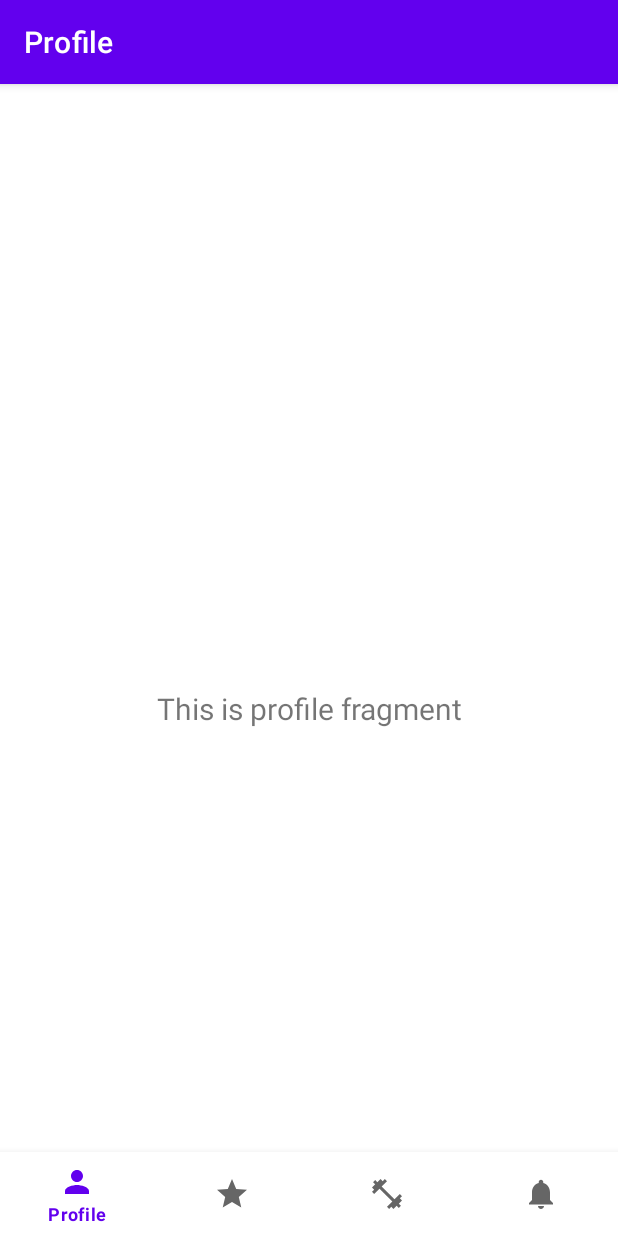
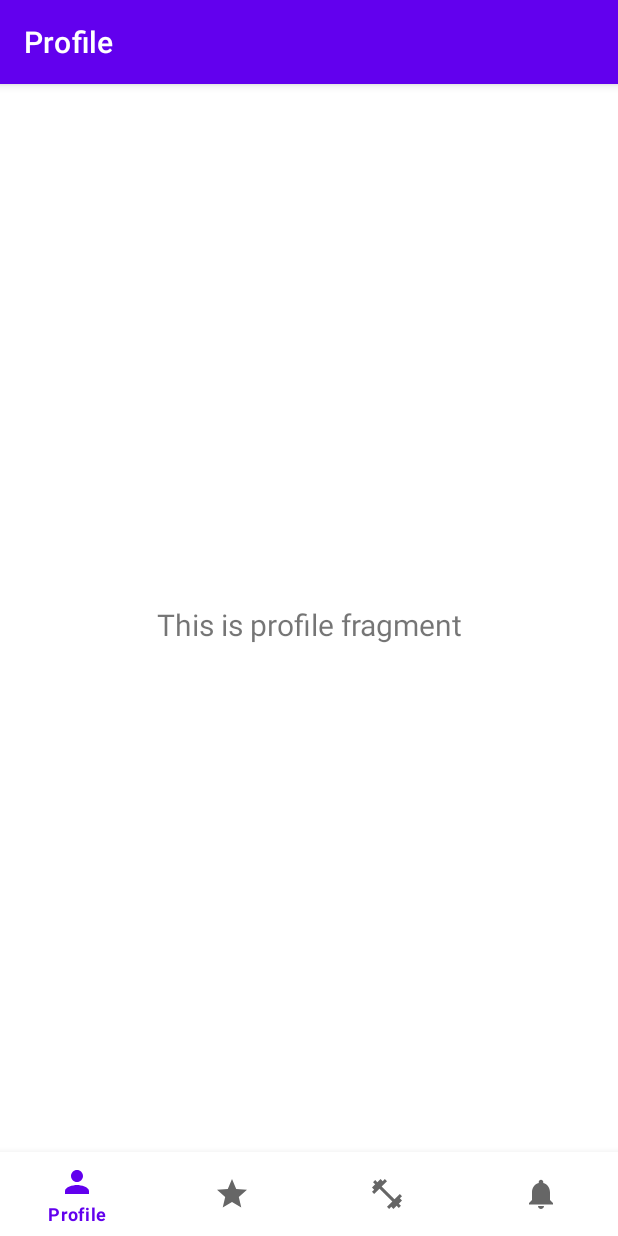
Before and after one commit to jaimegalanmartinez/sportsMAD, an Android app: the screen it shows after launch (MainActivity), on a phone screen of 412 x 824 dp. Run offline under Robolectric (Android 15) with nearby library versions, the phone set to English and light mode, and no system bars; our stand-ins replace navigation-ui.

Commit message:
Fixed2
All basic functionalities.Problem with top of recycler view

```diff
--- a/app/src/main/java/com/mdp/sportsmad/SportCenterDetails.java
+++ b/app/src/main/java/com/mdp/sportsmad/SportCenterDetails.java
@@ -49,10 +49,10 @@ public class SportCenterDetails extends AppCompatActivity {
             public void onClick(View view) {
                 Gson gson = new Gson();
                 String myJson = gson.toJson(sportCenter);
-                /*Intent i = new Intent(SportCenterDetails.this, com.mdp.sportsmad.MapsActivity.class);
+                Intent i = new Intent(SportCenterDetails.this, com.mdp.sportsmad.MapsActivity.class);
                 i.putExtra("sportCenter", myJson);
                 startActivity(i); //TODO add mapActivity class
-                */
+
             }
         });
         schedule= (TextView) findViewById(R.id.schedule);
--- a/app/src/main/res/layout/activity_main.xml
+++ b/app/src/main/res/layout/activity_main.xml
@@ -1,33 +1,46 @@
 <?xml version="1.0" encoding="utf-8"?>
-<androidx.constraintlayout.widget.ConstraintLayout xmlns:android="http://schemas.android.com/apk/res/android"
+<RelativeLayout xmlns:android="http://schemas.android.com/apk/res/android"
     xmlns:app="http://schemas.android.com/apk/res-auto"
+    xmlns:tools="http://schemas.android.com/tools"
     android:id="@+id/container"
     android:layout_width="match_parent"
     android:layout_height="match_parent"
     android:paddingTop="?attr/actionBarSize">
 
-    <com.google.android.material.bottomnavigation.BottomNavigationView
-        android:id="@+id/nav_view"
-        android:layout_width="0dp"
-        android:layout_height="wrap_content"
-        android:layout_marginStart="0dp"
-        android:layout_marginEnd="0dp"
-        android:background="?android:attr/windowBackground"
-        app:layout_constraintBottom_toBottomOf="parent"
-        app:layout_constraintLeft_toLeftOf="parent"
-        app:layout_constraintRight_toRightOf="parent"
-        app:menu="@menu/bottom_nav_menu" />
-
     <fragment
         android:id="@+id/nav_host_fragment_activity_main"
         android:name="androidx.navigation.fragment.NavHostFragment"
-        android:layout_width="match_parent"
-        android:layout_height="match_parent"
+        android:layout_width="400dp"
+        android:layout_height="541dp"
+        android:layout_above="@+id/nav_view"
+        android:layout_alignParentStart="true"
+        android:layout_alignParentTop="true"
+        android:layout_alignParentEnd="true"
+        android:layout_marginStart="0dp"
+        android:layout_marginTop="-56dp"
+        android:layout_marginEnd="0dp"
+        android:layout_marginBottom="0dp"
         app:defaultNavHost="true"
-        app:layout_constraintBottom_toTopOf="@id/nav_view"
+        app:layout_constraintHorizontal_bias="0.0"
         app:layout_constraintLeft_toLeftOf="parent"
         app:layout_constraintRight_toRightOf="parent"
         app:layout_constraintTop_toTopOf="parent"
         app:navGraph="@navigation/mobile_navigation" />
 
-</androidx.constraintlayout.widget.ConstraintLayout>
+    <com.google.android.material.bottomnavigation.BottomNavigationView
+        android:id="@+id/nav_view"
+        android:layout_width="match_parent"
+        android:layout_height="wrap_content"
+        android:layout_alignParentBottom="true"
+        android:layout_marginStart="0dp"
+        android:layout_marginEnd="0dp"
+        android:layout_marginBottom="0dp"
+        android:background="?android:attr/windowBackground"
+        app:layout_constraintBottom_toBottomOf="parent"
+        app:layout_constraintLeft_toLeftOf="parent"
+        app:layout_constraintRight_toRightOf="parent"
+        app:menu="@menu/bottom_nav_menu">
+
+    </com.google.android.material.bottomnavigation.BottomNavigationView>
+
+</RelativeLayout>
--- a/app/src/main/res/values/strings.xml
+++ b/app/src/main/res/values/strings.xml
@@ -6,4 +6,6 @@
     <string name="title_notifications">Notifications</string>
     <string name="title_centers">Sport Centers</string>
     <string name="title_activity_maps">MapsActivity</string>
+    <string name="title_center">Sport Center</string>
+    <string name="title_activity_maps2">MapsActivity2</string>
 </resources>
```
Also changed, not shown: app/src/debug/res/values/google_maps_api.xml (added, +24 -0 lines), app/src/main/AndroidManifest.xml (+31 -7 lines), app/src/main/res/layout/fragment_sports_centers.xml (+6 -1 lines), 1 other file.
